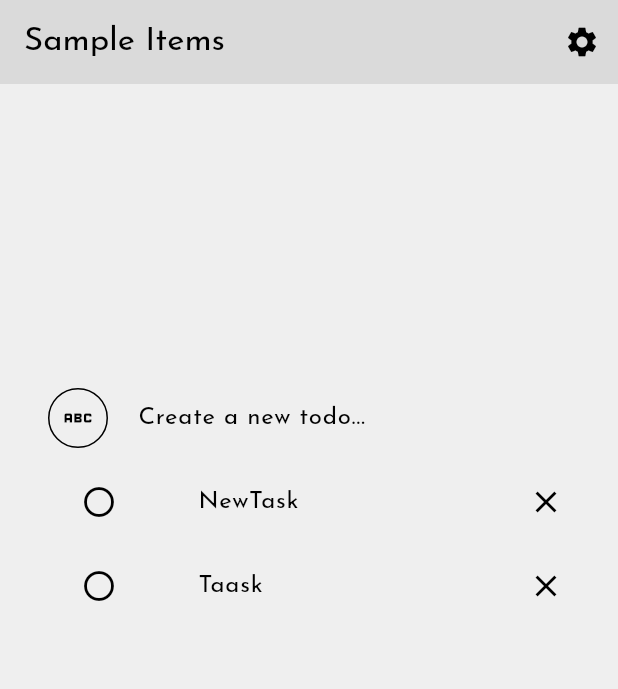
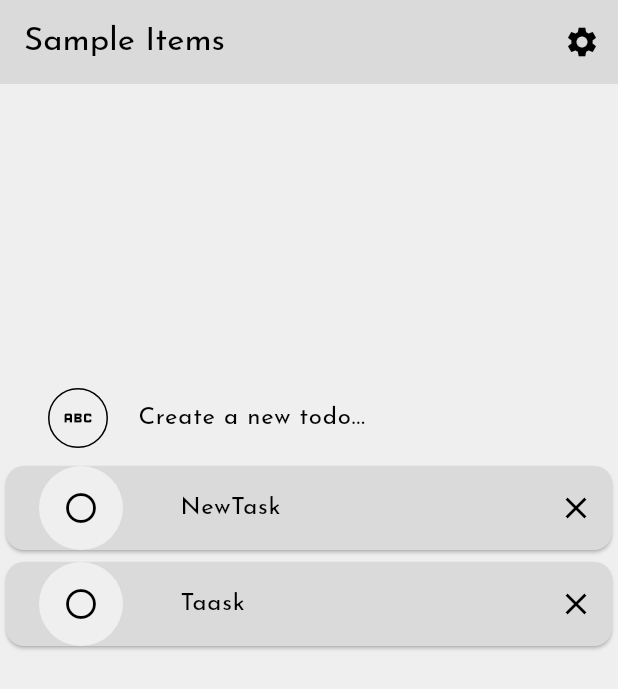
Before and after one commit to Isa-30a/what_todo, a Flutter app: the screen it shows after launch, on a phone screen of 412 x 824 dp. Shown: the top 689 px of the screen. Run offline on Flutter 3.47's test engine with Material 3 defaults, Android fonts, the light colour scheme and no system bars; our stand-ins replace google_fonts, sqflite; accounts and stored records are empty; generated files the repository leaves out were written again.

Commit message:
✨ feat: update TaskListTile widget to use Card for improved layout and add trailing close button

```diff
--- a/lib/ui/add_task/widgets/task_list_tile.dart
+++ b/lib/ui/add_task/widgets/task_list_tile.dart
@@ -11,7 +11,9 @@ class TaskListTile extends StatelessWidget {
 
   @override
   Widget build(BuildContext context) {
-    return ListTile(
+    return Card(
+      child: ListTile(
+        contentPadding: EdgeInsets.all(0),
         title: Text(task.title),
         leading: CircleAvatar(
           radius: 50,
@@ -24,6 +26,7 @@ class TaskListTile extends StatelessWidget {
           ),
         ),
         trailing: IconButton(onPressed: () {}, icon: Icon(Icons.close)),
+      ),
     );
   }
 }
```
Lines whose indentation alone changed are shown as unchanged.
